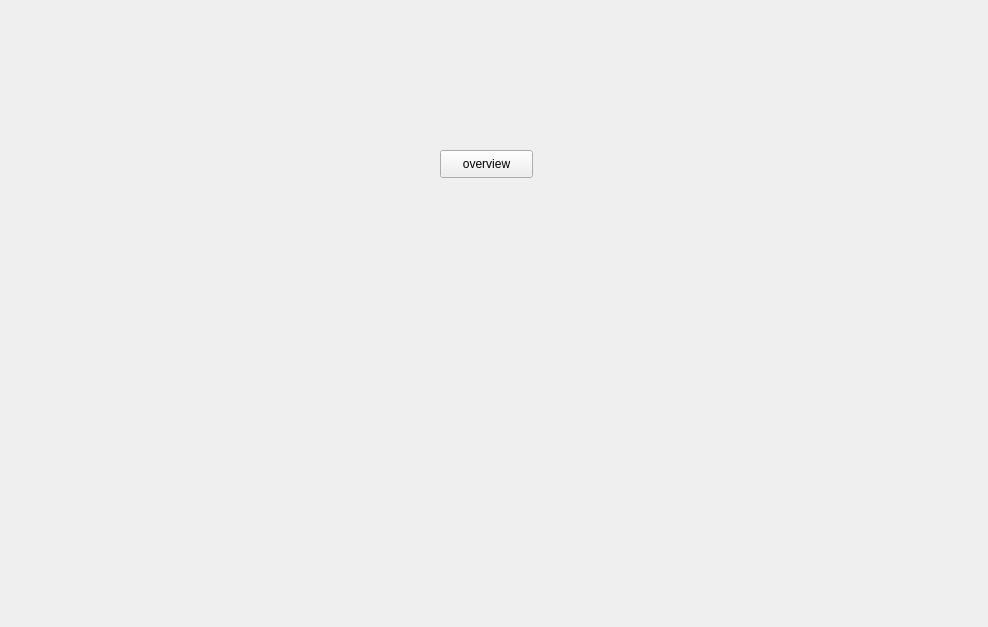
jspngh/shae-workstation, file src/ui/overviewwidget.ui: the form before one commit.
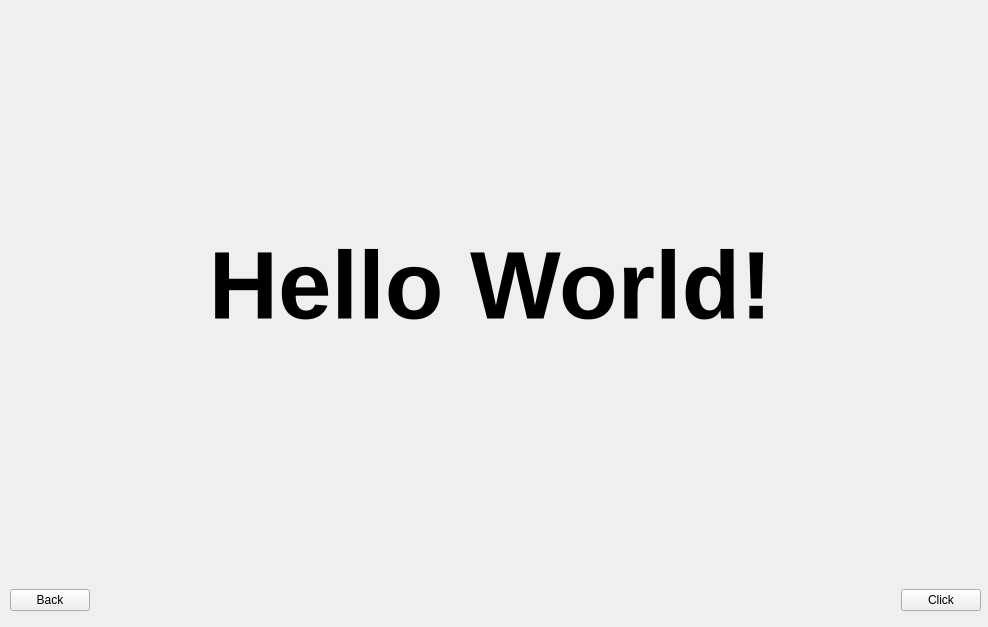
The form after the commit.

The edit to the form file:
```diff
--- a/src/ui/overviewwidget.ui
+++ b/src/ui/overviewwidget.ui
@@ -13,17 +13,69 @@
   <property name="windowTitle">
    <string>Form</string>
   </property>
-  <widget class="QPushButton" name="pushButton">
+  <widget class="QWidget" name="horizontalLayoutWidget">
    <property name="geometry">
     <rect>
-     <x>440</x>
-     <y>150</y>
-     <width>93</width>
-     <height>28</height>
+     <x>10</x>
+     <y>580</y>
+     <width>971</width>
+     <height>41</height>
     </rect>
+   </property>
+   <layout class="QHBoxLayout" name="buttonLayout">
+    <item>
+     <widget class="QPushButton" name="backButton">
+      <property name="text">
+       <string>Back</string>
+      </property>
+     </widget>
+    </item>
+    <item>
+     <spacer name="buttonSpacer">
+      <property name="orientation">
+       <enum>Qt::Horizontal</enum>
+      </property>
+      <property name="sizeType">
+       <enum>QSizePolicy::MinimumExpanding</enum>
+      </property>
+      <property name="sizeHint" stdset="0">
+       <size>
+        <width>40</width>
+        <height>20</height>
+       </size>
+      </property>
+     </spacer>
+    </item>
+    <item>
+     <widget class="QPushButton" name="clickButton">
+      <property name="text">
+       <string>Click</string>
+      </property>
+     </widget>
+    </item>
+   </layout>
+  </widget>
+  <widget class="QLabel" name="helloWorldLabel">
+   <property name="geometry">
+    <rect>
+     <x>10</x>
+     <y>10</y>
+     <width>961</width>
+     <height>551</height>
+    </rect>
+   </property>
+   <property name="font">
+    <font>
+     <pointsize>72</pointsize>
+     <weight>75</weight>
+     <bold>true</bold>
+    </font>
    </property>
    <property name="text">
-    <string>overview</string>
+    <string>Hello World!</string>
+   </property>
+   <property name="alignment">
+    <set>Qt::AlignCenter</set>
    </property>
   </widget>
  </widget>
```
